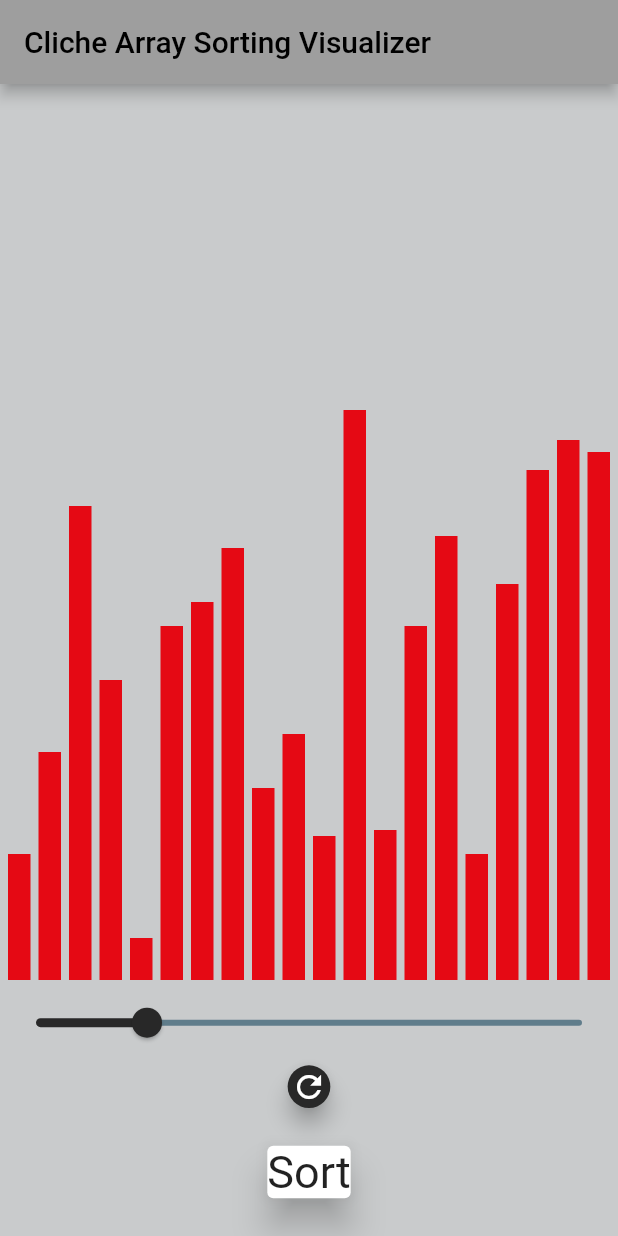
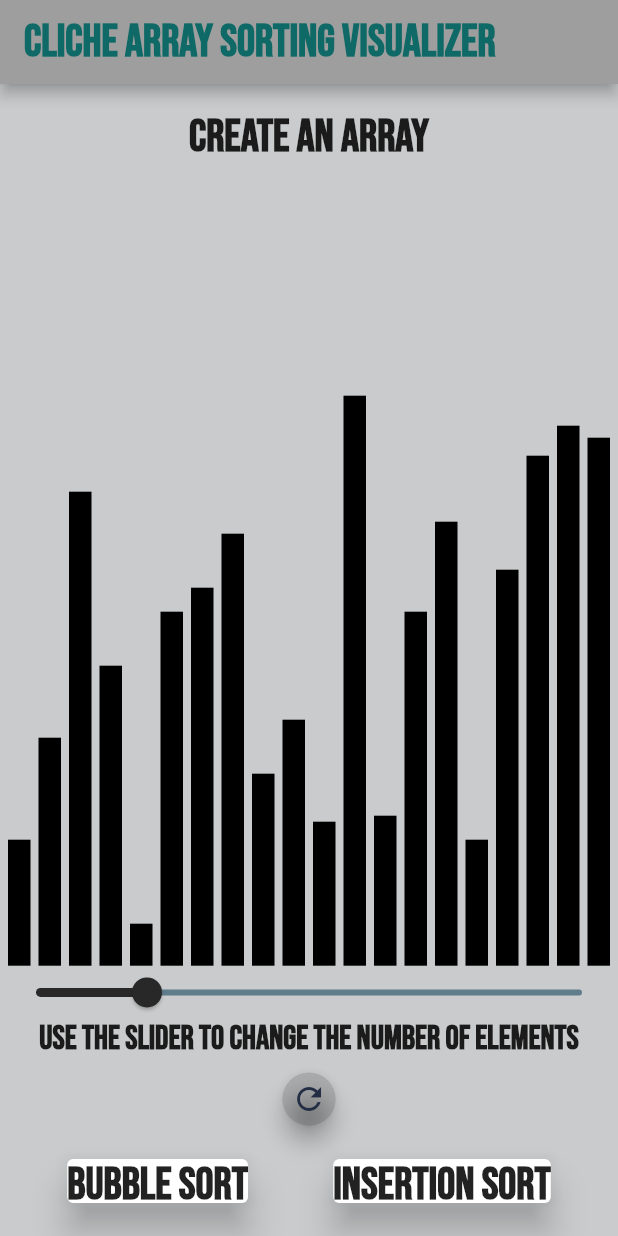
Before and after one commit to ArvindMundhe/Project-Cliche, a Flutter app: the screen it shows after launch, on a phone screen of 412 x 824 dp. Run offline on Flutter 3.47's test engine with Material 2 defaults, Android fonts, the phone set to English and light mode, and no system bars.

Commit message:
Insertion Sort implemented. Fonts updated

```diff
--- a/project_cliche/lib/ArrayCreator.dart
+++ b/project_cliche/lib/ArrayCreator.dart
@@ -21,8 +21,8 @@ class ArrayCreator {
   List<Container> rowMaker(int z) {
     for (int l = 0; l < z; l++) {
       arrayOfNumbers.add(rng.nextInt(100) + 1);
-      rows.add(createContainer(
-          (arrayOfNumbers[l]).toDouble(), z, Color(0xffe50914)));
+      rows.add(
+          createContainer((arrayOfNumbers[l]).toDouble(), z, Colors.black));
     }
     return rows;
   }
--- a/project_cliche/lib/main.dart
+++ b/project_cliche/lib/main.dart
@@ -2,7 +2,8 @@ import 'package:flutter/cupertino.dart';
 import 'package:flutter/material.dart';
 import 'package:flutter/widgets.dart';
 import 'ArrayCreator.dart';
-import 'SortingScreen.dart';
+import 'BubbleSort.dart';
+import 'InsertionSort.dart';
 
 List<int> finalArrayOfNumbers;
 int finalTotalNumbers;
@@ -21,27 +22,17 @@ class MyApp extends StatefulWidget {
 class _MyAppState extends State<MyApp> {
   @override
   Widget build(BuildContext context) {
-    // .
-    // .
-    // .
-    // .
-
-    // List<Container> rows = [];
-    // List<Container> rowMaker(int z) {
-    //   for (int l = 0; l < z; l++) {
-    //     rows.add(
-    //       av.createContainer((random.nextInt(100) + 1) * 4),
-    //     );
-    //   }
     //
-    //   return rows;
-    // }
-
+    //
+    //
+    //
     return MaterialApp(
       initialRoute: '/',
       routes: {
-        '/2': (context) => SortingScreen(
+        '/2': (context) => BubbleSort(
             finalArrayOfNumbers, finalTotalNumbers, finalListOfContainers),
+        '/3': (context) => InsertionSort(
+            finalArrayOfNumbers, finalTotalNumbers, finalListOfContainers)
       },
       home: MyHome(),
     );
@@ -73,8 +64,10 @@ class _MyHomeState extends State<MyHome> {
         title: Text(
           'Cliche Array Sorting Visualizer',
           style: TextStyle(
-            color: Colors.black,
-          ),
+              color: Color(0xff0F6A67),
+              fontWeight: FontWeight.bold,
+              fontFamily: 'BebasNeue',
+              fontSize: 30),
         ),
       ),
       backgroundColor: Color(0xffC9CBCC),
@@ -87,8 +80,15 @@ class _MyHomeState extends State<MyHome> {
                 height: 10,
               ),
             ),
+            Text(
+              'Create an array',
+              style: TextStyle(
+                  fontWeight: FontWeight.bold,
+                  fontSize: 30,
+                  fontFamily: 'BebasNeue'),
+            ),
             Expanded(
-              flex: 20,
+              flex: 30,
               child: Container(
                 child: Row(
                   mainAxisAlignment: MainAxisAlignment.spaceEvenly,
@@ -117,30 +117,73 @@ class _MyHomeState extends State<MyHome> {
               ),
             ),
             Expanded(
-              flex: 1,
+              flex: 2,
+              child: Text(
+                'Use the slider to change the number of elements',
+                style: TextStyle(
+                    fontWeight: FontWeight.bold,
+                    fontFamily: 'BebasNeue',
+                    fontSize: 22),
+              ),
+            ),
+            Expanded(
+              flex: 2,
               child: FloatingActionButton(
-                backgroundColor: Color(0xff282828),
-                child: Icon(Icons.refresh_outlined),
+                backgroundColor: Colors.black12,
+                child: Icon(
+                  Icons.refresh_outlined,
+                  color: Color(0xff232e45),
+                ),
                 onPressed: () {
                   setState(() {});
                 },
               ),
             ),
+            SizedBox(
+              height: 10,
+            ),
             Expanded(
               flex: 3,
-              child: Hero(
+              child: Row(
+                mainAxisAlignment: MainAxisAlignment.spaceEvenly,
+                children: [
+                  Hero(
                     tag: "sortButton",
                     child: TextButton(
                       onPressed: () {
                         Navigator.pushNamed(context, '/2');
                         print(finalArrayOfNumbers);
                       },
+                      child: Container(
+                        height: 50,
                         child: Card(
                           elevation: 10,
                           child: Text(
-                      'Sort',
-                      style: TextStyle(fontSize: 30),
+                            'Bubble Sort',
+                            style: TextStyle(
+                                fontWeight: FontWeight.bold,
+                                fontFamily: 'BebasNeue',
+                                fontSize: 30),
                           ),
+                        ),
+                      ),
+                    ),
+                  ),
+                  Hero(
+                    tag: 'InsertionGraph',
+                    child: TextButton(
+                      onPressed: () {
+                        Navigator.pushNamed(context, '/3');
+                        print(finalArrayOfNumbers);
+                      },
+                      child: Card(
+                        elevation: 10,
+                        child: Text(
+                          'Insertion Sort',
+                          style: TextStyle(
+                              fontWeight: FontWeight.bold,
+                              fontFamily: 'BebasNeue',
+                              fontSize: 30),
                         ),
                       ),
                     ),
@@ -148,6 +191,12 @@ class _MyHomeState extends State<MyHome> {
                 ],
               ),
             ),
+            SizedBox(
+              height: 10,
+            ),
+          ],
+        ),
+      ),
     );
   }
 }
```
Also changed, not shown: project_cliche/lib/BubbleSort.dart (renamed from project_cliche/lib/SortingScreen.dart, +71 -39 lines), project_cliche/lib/InsertionSort.dart (added, +276 -0 lines), project_cliche/pubspec.yaml (+7 -1 lines), project_cliche/fonts/BebasNeue-Regular.ttf (added), project_cliche/fonts/SabonBold.ttf (added). Lines whose indentation alone changed are shown as unchanged.
